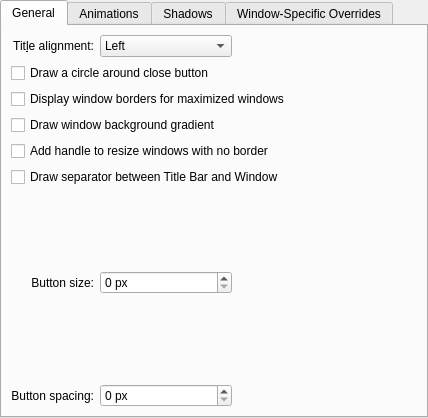
Old version of the form config/ui/breezeconfigurationui.ui in the repository ishovkun/SierraBreeze.
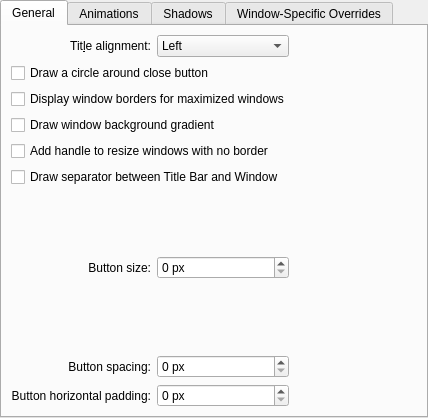
New version of the form. Custom widgets are drawn as their Qt base class.

Commit message: Added horizontal button padding option

```diff
--- a/config/ui/breezeconfigurationui.ui
+++ b/config/ui/breezeconfigurationui.ui
@@ -137,6 +137,32 @@
          </property>
         </widget>
          </item>
+       <item row="9" column="0">
+        <widget class="QLabel" name="buttonHPaddingLabel">
+         <property name="text">
+          <string>Button horizontal padding:</string>
+         </property>
+				 <property name="alignment">
+          <set>Qt::AlignRight|Qt::AlignTrailing|Qt::AlignVCenter</set>
+         </property> -->
+         <property name="buddy">
+          <cstring>buttonSpacing</cstring>
+         </property>
+        </widget>
+       </item>
+       <item row="9" column="1">
+        <widget class="QSpinBox" name="buttonHPadding">
+         <property name="enabled">
+          <bool>true</bool>
+         </property>
+         <property name="suffix">
+          <string> px</string>
+         </property>
+         <property name="maximum">
+          <number>50</number>
+         </property>
+        </widget>
+         </item>
        <!-- <item row="7" column="0"> -->
        <!--  <widget class="QLabel" name="buttonPixelSizeLabel"> -->
        <!--   <property name="enabled"> -->
```
The commit also changes 4 other files.
